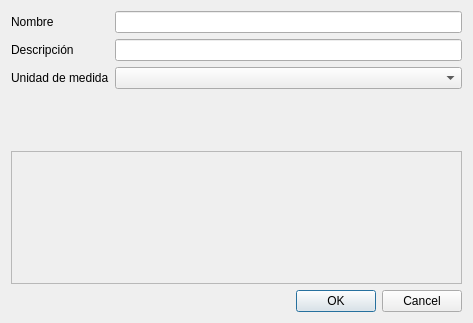
This is mksPlanner/views/dlgmaterialeditor.ui in diegowald/mksPlanner as Qt 5 draws it before an edit. The edited form follows.
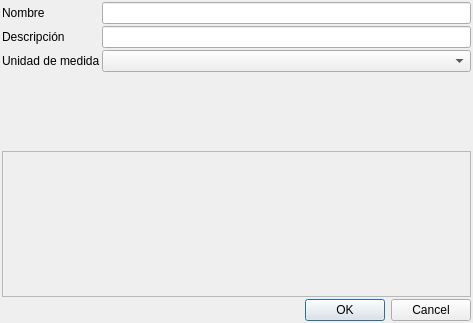
This is the edited form.

```diff
--- a/mksPlanner/views/dlgmaterialeditor.ui
+++ b/mksPlanner/views/dlgmaterialeditor.ui
@@ -14,8 +14,32 @@
    <string>Dialog</string>
   </property>
   <layout class="QVBoxLayout" name="verticalLayout">
+   <property name="spacing">
+    <number>2</number>
+   </property>
+   <property name="leftMargin">
+    <number>2</number>
+   </property>
+   <property name="topMargin">
+    <number>2</number>
+   </property>
+   <property name="rightMargin">
+    <number>2</number>
+   </property>
+   <property name="bottomMargin">
+    <number>2</number>
+   </property>
    <item>
     <layout class="QFormLayout" name="formLayout">
+     <property name="sizeConstraint">
+      <enum>QLayout::SetDefaultConstraint</enum>
+     </property>
+     <property name="horizontalSpacing">
+      <number>2</number>
+     </property>
+     <property name="verticalSpacing">
+      <number>2</number>
+     </property>
      <item row="0" column="0">
       <widget class="QLabel" name="label">
        <property name="text">
@@ -65,7 +89,23 @@
      <property name="frameShadow">
       <enum>QFrame::Raised</enum>
      </property>
-     <layout class="QVBoxLayout" name="verticalLayout_3"/>
+     <layout class="QVBoxLayout" name="verticalLayout_3">
+      <property name="spacing">
+       <number>2</number>
+      </property>
+      <property name="leftMargin">
+       <number>2</number>
+      </property>
+      <property name="topMargin">
+       <number>2</number>
+      </property>
+      <property name="rightMargin">
+       <number>2</number>
+      </property>
+      <property name="bottomMargin">
+       <number>2</number>
+      </property>
+     </layout>
     </widget>
    </item>
    <item>
```
Left out of the diff: 2 changed lines with no effect on the pictures.
